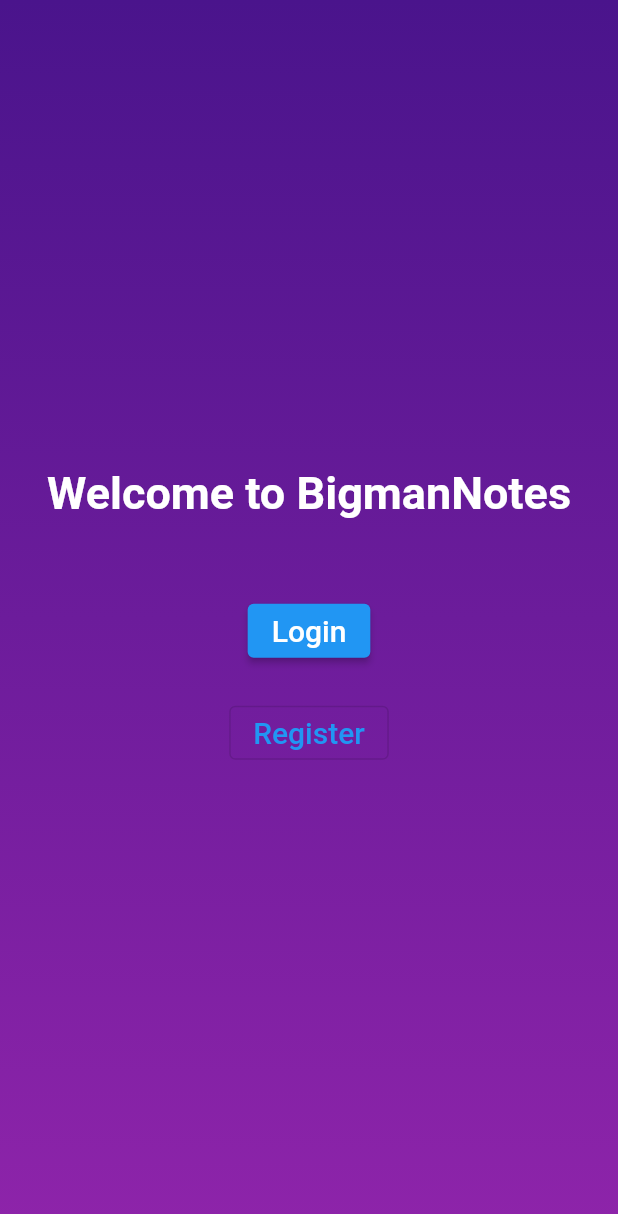
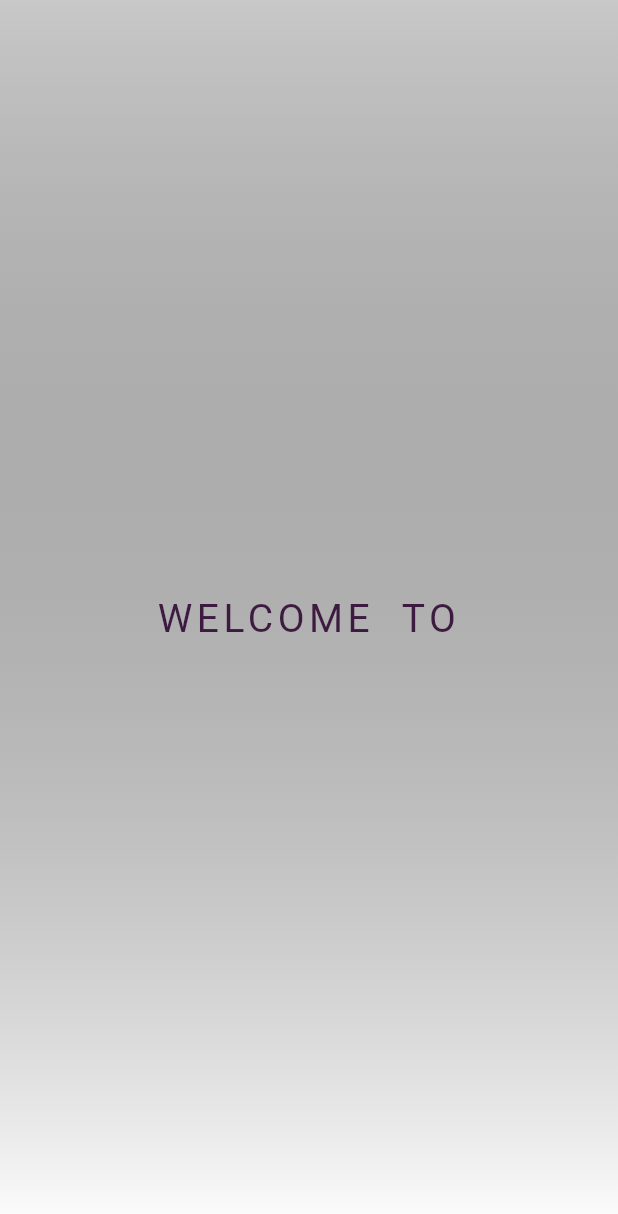
Before and after one commit to RichieMuga/BigmanNotes, a Flutter app: the screen it shows after launch, on a phone screen of 412 x 824 dp. Shown: the top 1214 px of the screen. Run offline on Flutter 3.47's test engine with Material 2 defaults, Android fonts, the phone set to English and light mode, and no system bars; our stand-ins replace firebase_auth, firebase_core, get; accounts and stored records are empty; Roboto replaces fonts that are missing (Poppins).

Commit message:
added new text basic setup

```diff
--- a/lib/main.dart
+++ b/lib/main.dart
@@ -5,6 +5,7 @@ import 'package:flutter/material.dart';
 import 'package:firebase_auth/firebase_auth.dart';
 import 'package:get/get.dart';
 import 'firebase_options.dart';
+import 'views/splash_screen.dart';
 
 /// // ...
 /// await Firebase.initializeApp(
@@ -19,67 +20,56 @@ void main() {
       theme: ThemeData(
         primarySwatch: Colors.blue,
       ),
-      home: const SplashScreen(),
+      home: SplashScreen2(),
     ),
   );
 }
 
-class SplashScreen extends StatelessWidget {
-  const SplashScreen({super.key});
+class GradientScaffold extends StatelessWidget {
+  final Widget body;
+
+  GradientScaffold({required this.body});
 
   @override
   Widget build(BuildContext context) {
     return Scaffold(
       body: Container(
-        padding: EdgeInsets.symmetric(horizontal: 1),
         decoration: BoxDecoration(
           gradient: LinearGradient(
-            colors: [
-              // Colors.pink[200],
-              // Colors.purple[700],
-              Colors.purple.shade900,
-              Colors.purple.shade600
-            ],
-            begin: Alignment.topCenter,
-            end: Alignment.bottomCenter,
-          ),
+              begin: Alignment.topCenter,
+              end: Alignment.bottomCenter,
+              colors: [
+                Color.fromRGBO(0, 0, 0, 0.2),
+                Colors.white,
+              ]),
         ),
-        child: Center(
-          child: Column(
-            mainAxisAlignment: MainAxisAlignment.center,
-            children: [
-              const Text(
-                'Welcome to BigmanNotes',
-                style: TextStyle(
-                  fontSize: 30.0,
-                  fontWeight: FontWeight.bold,
-                  color: Colors.white,
-                ),
-              ),
-              const SizedBox(height: 50.0),
-              ElevatedButton(
-                onPressed: () {
-                  Get.to(LoginView());
-                },
-                child: const Text(
-                  'Login',
-                  style: TextStyle(fontSize: 20.0),
-                ),
-              ),
-              const SizedBox(height: 20.0),
-              OutlinedButton(
-                onPressed: () {
-                  Get.to(RegisterView());
-                },
-                child: const Text(
-                  'Register',
-                  style: TextStyle(fontSize: 20.0),
-                ),
-              ),
-            ],
-          ),
-        ),
+        child: body,
       ),
     );
   }
 }
+
+class SplashScreen2 extends StatelessWidget {
+  const SplashScreen2({super.key});
+
+  @override
+  Widget build(BuildContext context) {
+    return GradientScaffold(
+        body: Center(
+      child: Column(
+        mainAxisAlignment: MainAxisAlignment.center,
+        children: [
+          Text(
+              "WELCOME"
+              "  TO",
+              textAlign: TextAlign.center,
+              style: TextStyle(
+                  color: Color.fromRGBO(61, 27, 64, 1),
+                  fontFamily: 'Poppins',
+                  fontSize: 26,
+                  letterSpacing: 3)),
+        ],
+      ),
+    ));
+  }
+}
--- a/lib/views/home_view.dart
+++ b/lib/views/home_view.dart
@@ -11,7 +11,8 @@ class HomePage extends StatelessWidget {
   Widget build(BuildContext context) {
     return Scaffold(
       appBar: AppBar(
-        title: const Text("Home"),
+        title: Text("BIGMAN NOTES"),
+        backgroundColor: Color.fromRGBO(55, 48, 107, 1),
       ),
       body: FutureBuilder(
         future: Firebase.initializeApp(
```
Also changed, not shown: lib/routes/mainroutes.dart (added, +16 -0 lines), lib/views/splash_screen.dart (added, +64 -0 lines).
